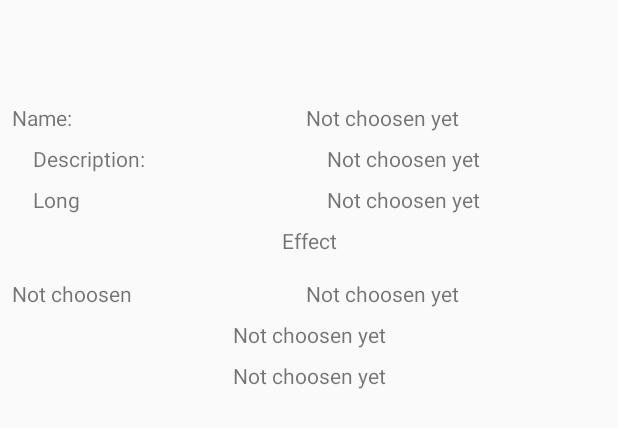
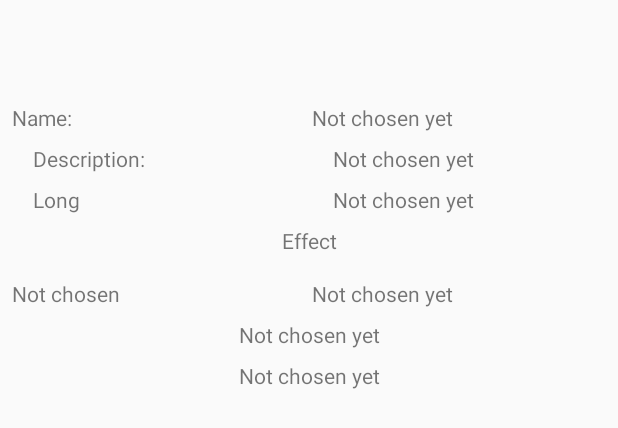
Before and after one commit to jofranz/FoodTrackerAndroid, an Android app: the layout detail_view.xml on its own in the app's theme, with its tools: preview values and no code run, on a phone screen of 412 x 824 dp. Shown: the part 533-961 px from the top of the screen. Run offline under Robolectric (Android 15) with nearby library versions, the phone set to English and light mode, and no system bars.

Commit message:
Changed Manifest NoActionBar. Transferd strings.

```diff
--- a/app/src/main/java/app/foodtracker/de/foodtracker/AddActivity.kt
+++ b/app/src/main/java/app/foodtracker/de/foodtracker/AddActivity.kt
@@ -10,7 +10,7 @@ class AddActivity : AppCompatActivity() {
     override fun onCreate(savedInstanceState: Bundle?) {
         super.onCreate(savedInstanceState)
         setContentView(R.layout.activity_add)
-        setSupportActionBar(toolbar)
+        //setSupportActionBar(toolbar)
         fab.setOnClickListener { view ->
             Snackbar.make(view, "Replace with your own action", Snackbar.LENGTH_LONG)
                     .setAction("Action", null).show()
--- a/app/src/main/res/layout/detail_view.xml
+++ b/app/src/main/res/layout/detail_view.xml
@@ -36,7 +36,7 @@
         android:layout_height="19dp"
         android:layout_marginEnd="8dp"
         android:layout_marginStart="8dp"
-        android:text="@string/notChoosen"
+        android:text="@string/notChosen"
         android:textAlignment="center"
         app:layout_constraintEnd_toEndOf="parent"
         app:layout_constraintStart_toEndOf="@+id/detailName"
@@ -60,7 +60,7 @@
         android:layout_height="wrap_content"
         android:layout_marginEnd="8dp"
         android:layout_marginTop="8dp"
-        android:text="@string/notChoosen"
+        android:text="@string/notChosen"
         android:textAlignment="center"
         app:layout_constraintEnd_toEndOf="parent"
         app:layout_constraintTop_toBottomOf="@+id/detailName" />
@@ -82,7 +82,7 @@
         android:layout_width="270dp"
         android:layout_height="wrap_content"
         android:layout_marginEnd="8dp"
-        android:text="@string/notChoosen"
+        android:text="@string/notChosen"
         android:textAlignment="center"
         app:layout_constraintEnd_toEndOf="parent"
         app:layout_constraintTop_toTopOf="@+id/detailLong" />
@@ -106,7 +106,7 @@
         android:layout_height="20dp"
         android:layout_marginStart="8dp"
         android:layout_marginTop="16dp"
-        android:text="@string/notChoosen"
+        android:text="@string/notChosen"
         app:layout_constraintStart_toStartOf="parent"
         app:layout_constraintTop_toBottomOf="@+id/detailEffect" />
 
@@ -116,7 +116,7 @@
         android:layout_height="wrap_content"
         android:layout_marginEnd="8dp"
         android:layout_marginStart="8dp"
-        android:text="@string/notChoosen"
+        android:text="@string/notChosen"
         android:textAlignment="center"
         app:layout_constraintEnd_toEndOf="parent"
         app:layout_constraintStart_toEndOf="@+id/effectValue"
@@ -129,7 +129,7 @@
         android:layout_marginEnd="8dp"
         android:layout_marginStart="8dp"
         android:layout_marginTop="8dp"
-        android:text="@string/notChoosen"
+        android:text="@string/notChosen"
         android:textAlignment="center"
         app:layout_constraintEnd_toEndOf="parent"
         app:layout_constraintStart_toStartOf="parent"
@@ -142,7 +142,7 @@
         android:layout_marginEnd="8dp"
         android:layout_marginStart="8dp"
         android:layout_marginTop="8dp"
-        android:text="@string/notChoosen"
+        android:text="@string/notChosen"
         android:textAlignment="center"
         app:layout_constraintEnd_toEndOf="parent"
         app:layout_constraintStart_toStartOf="parent"
--- a/app/src/main/res/values/strings.xml
+++ b/app/src/main/res/values/strings.xml
@@ -17,8 +17,14 @@
     <string name="foodname">Name:</string>
     <string name="snippet">Description:</string>
     <string name="address">Address:</string>
-    <string name="notChoosen">Not choosen yet</string>
+    <string name="notChosen">Not chosen yet</string>
     <string name="longDetail">Long Description</string>
     <string name="longEffect">Effect:</string>
 
+    <string name="dropDownToday">Today</string>
+    <string name="dropDownYesterday">Yesterday</string>
+    <string name="dropDownWeek">Week</string>
+    <string name="dropDown2Weeks">2 Weeks</string>
+    <string name="dropDownMonth">Month</string>
+
 </resources>
```
Also changed, not shown: app/src/main/AndroidManifest.xml (+13 -0 lines), app/src/main/java/app/foodtracker/de/foodtracker/SecondMainActivity.kt (+10 -0 lines), app/src/main/java/app/foodtracker/de/foodtracker/UI/TableFragment.kt (+10 -11 lines), app/src/main/res/values/styles.xml (line endings or trailing spaces).
